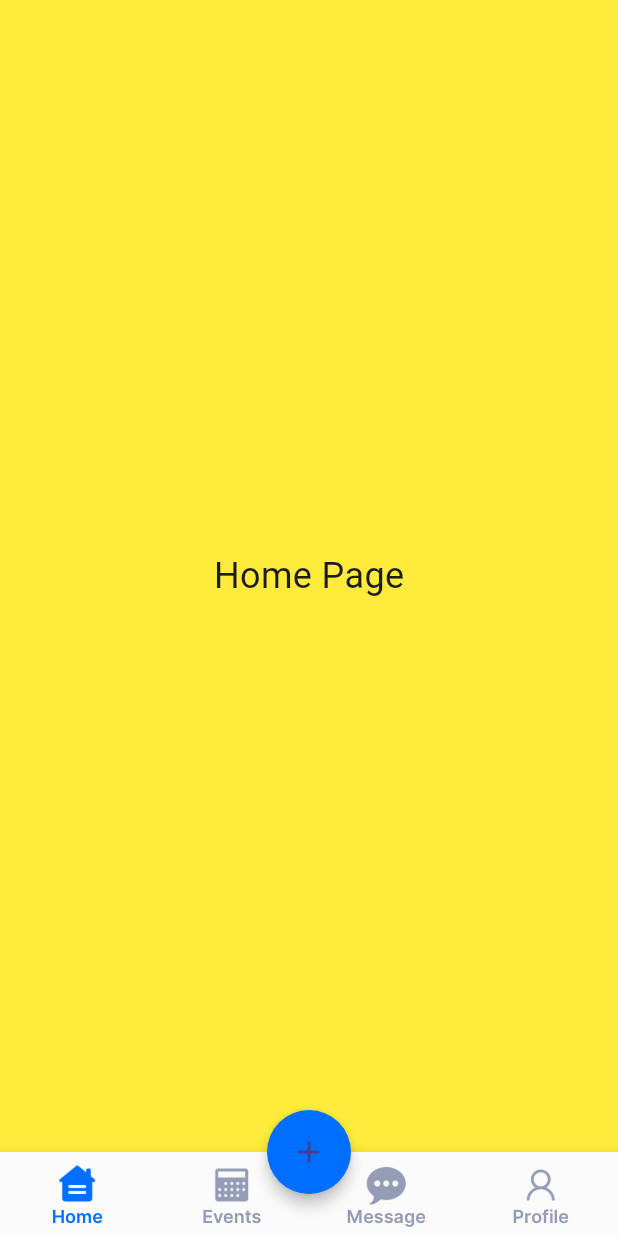
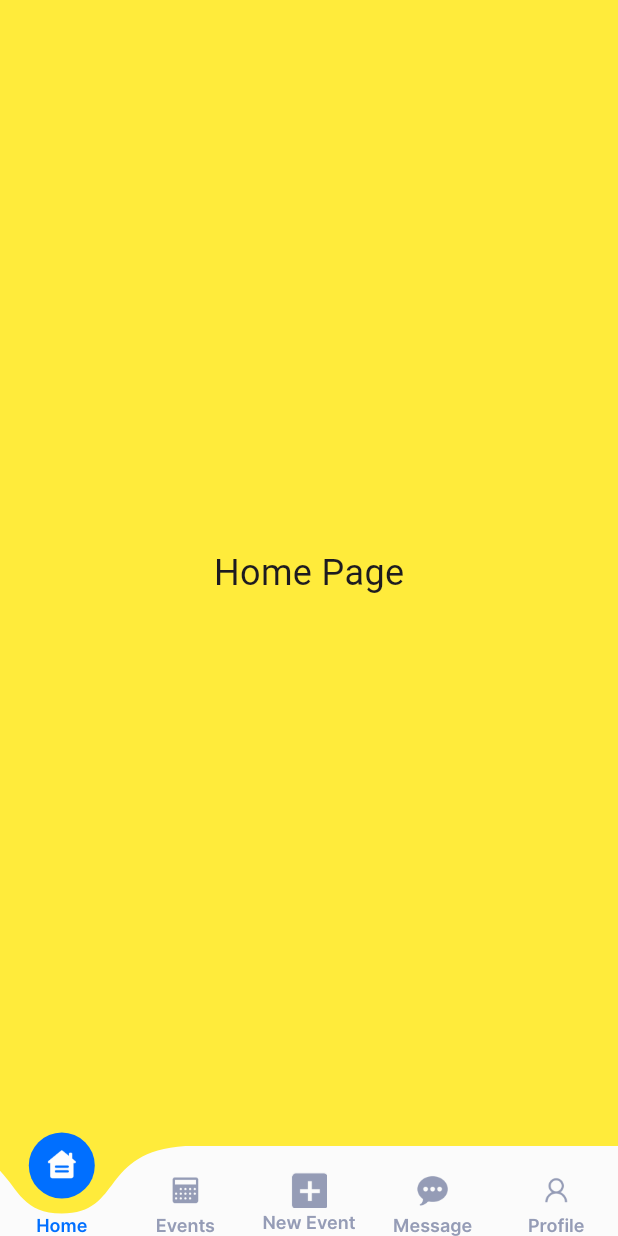
Before and after one commit to smokinthunder/enzomir, a Flutter app: the screen it shows after launch, on a phone screen of 412 x 824 dp. Run offline on Flutter 3.47's test engine with Material 3 defaults, Android fonts, the phone set to English and light mode, and no system bars; drawn by our look-alikes of curved_labeled_navigation_bar; our stand-ins replace gap.

Commit message:
Type 2 Bottom Navigation bar

```diff
--- a/lib/presentation/home/home_page.dart
+++ b/lib/presentation/home/home_page.dart
@@ -10,15 +10,6 @@ class HomePage extends StatelessWidget {
     return Scaffold(
       backgroundColor: Colors.yellow,
       body: Center(child: Text('Home Page', style: TextStyle(fontSize: 24))),
-      floatingActionButton: new FloatingActionButton(
-        shape: CircleBorder(),
-        backgroundColor:AppColors.primary,
-
-        child: new Icon(Icons.add),
-        elevation: 4.0,
-        onPressed: () {},
-      ),
-            floatingActionButtonLocation: FloatingActionButtonLocation.centerDocked,
       bottomNavigationBar: BottomNav(),
 
     );
--- a/lib/presentation/widgets/bottom_nav.dart
+++ b/lib/presentation/widgets/bottom_nav.dart
@@ -1,3 +1,5 @@
+import 'package:curved_labeled_navigation_bar/curved_navigation_bar.dart';
+import 'package:curved_labeled_navigation_bar/curved_navigation_bar_item.dart';
 import 'package:enzomir/presentation/core/colors.dart';
 import 'package:enzomir/presentation/core/text_styles.dart';
 import 'package:flutter/material.dart';
@@ -13,80 +15,103 @@ class BottomNav extends StatelessWidget {
     return ValueListenableBuilder(
       valueListenable: indexChangeNotifier,
       builder: (context, int newIndex, _) {
-        return BottomNavigationBar(
-          currentIndex: newIndex,
-          onTap: (index) => indexChangeNotifier.value = index,
-          selectedLabelStyle: AppTextStyles.botNavTextStyle,
-          unselectedLabelStyle: AppTextStyles.botNavTextStyle,
-          selectedItemColor: AppColors.primary,
-          unselectedItemColor: AppColors.subtitleTextColor,
-          type: BottomNavigationBarType.fixed,
-          backgroundColor: AppColors.background,
+        return CurvedNavigationBar(
           items: [
-            BottomNavigationBarItem(
-              icon: Image.asset(
-                "assets/icons/bottom_nav/home.png",
-                height: 30,
-                color:
-                    newIndex == 0
+            CurvedNavigationBarItem(
+              child: Image.asset(
+                'assets/icons/bottom_nav/home.png',
+                height: 28,
+                width: 28,
+                color: newIndex == 0
+                    ? AppColors.whiteTextColor
+                    : AppColors.subtitleTextColor,
+              ),
+              label: 'Home',
+              labelStyle: AppTextStyles.botNavTextStyle.copyWith(
+                color: newIndex == 0
                     ? AppColors.primary
                     : AppColors.subtitleTextColor,
               ),
-              label: "Home",
             ),
-            BottomNavigationBarItem(
-              icon: Image.asset(
-                "assets/icons/bottom_nav/calendar.png",
-                height: 30,
-                color:
-                    newIndex == 1
+            CurvedNavigationBarItem(
+              child: Image.asset(
+                'assets/icons/bottom_nav/calendar.png',
+                height: 28,
+                width: 28,
+                color: newIndex == 1
+                    ? AppColors.whiteTextColor
+                    : AppColors.subtitleTextColor,
+              ),
+              label: 'Events',
+              labelStyle: AppTextStyles.botNavTextStyle.copyWith(
+                color: newIndex == 1
                     ? AppColors.primary
                     : AppColors.subtitleTextColor,
               ),
-              label: "Events",
             ),
-            // BottomNavigationBarItem(
-            //   icon: Container(
-            //     height: 60,
-            //     padding: EdgeInsets.all(18),
-            //     decoration: BoxDecoration(
-            //     color: AppColors.primary,
-
-            //       shape: BoxShape.circle),
-            //     child: Image.asset(
-            //       "assets/icons/bottom_nav/add.png",
-            //       height: 25,
-            //       color:
-            //           newIndex == 2
-            //               ? AppColors.background
-            //               : AppColors.background,
-            //     ),
-            //   ),
-            //   label: "",
-            // ),
-            BottomNavigationBarItem(
-              icon: Image.asset(
-                "assets/icons/bottom_nav/chat_bubble.png",
-                height: 30,
-                color:
-                    newIndex == 3
+            CurvedNavigationBarItem(
+              child: Image.asset(
+                'assets/icons/bottom_nav/add.png',
+                height: 24,
+                width: 24,
+                color: newIndex == 2
+                    ? AppColors.whiteTextColor
+                    : AppColors.subtitleTextColor,
+              ),
+              label: 'New Event',
+              labelStyle: AppTextStyles.botNavTextStyle.copyWith(
+                color: newIndex == 2
                     ? AppColors.primary
                     : AppColors.subtitleTextColor,
               ),
-              label: "Message",
             ),
-            BottomNavigationBarItem(
-              icon: Image.asset(
-                "assets/icons/bottom_nav/customer.png",
-                height: 30,
-                color:
-                    newIndex == 4
+            CurvedNavigationBarItem(
+              child: Image.asset(
+                'assets/icons/bottom_nav/chat_bubble.png',
+                height: 28,
+                width: 28,
+                color: newIndex == 3
+                    ? AppColors.whiteTextColor
+                    : AppColors.subtitleTextColor,
+              ),
+              label: 'Message',
+              labelStyle: AppTextStyles.botNavTextStyle.copyWith(
+                color: newIndex == 3
                     ? AppColors.primary
                     : AppColors.subtitleTextColor,
               ),
-              label: "Profile",
+            ),
+            CurvedNavigationBarItem(
+              child: Image.asset(
+                'assets/icons/bottom_nav/customer.png',
+                height: 28,
+                width: 28,
+                color: newIndex == 4
+                    ? AppColors.whiteTextColor
+                    : AppColors.subtitleTextColor,
+              ),
+              label: 'Profile',
+              labelStyle: AppTextStyles.botNavTextStyle.copyWith(
+                color: newIndex == 4
+                    ? AppColors.primary
+                    : AppColors.subtitleTextColor,
+              ),
             ),
           ],
+
+          height: 60,
+          index: newIndex,
+          color: AppColors.background,
+          buttonBackgroundColor: AppColors.primary,
+          backgroundColor: Colors.transparent,
+          animationCurve: Curves.easeInOut,
+          animationDuration: const Duration(milliseconds: 300),
+          onTap: (index) {
+            indexChangeNotifier.value = index;
+            // Handle navigation logic here
+            // For example, you can use a switch case to navigate to different pages
+            // based on the index value.
+          },
         );
       },
     );
--- a/pubspec.yaml
+++ b/pubspec.yaml
@@ -35,6 +35,7 @@ dependencies:
   # Use with the CupertinoIcons class for iOS style icons.
   cupertino_icons: ^1.0.8
   gap: ^3.0.1
+  curved_labeled_navigation_bar: ^2.0.6
 
 dev_dependencies:
   flutter_test:
```
Also changed, not shown: pubspec.lock. Lines whose indentation alone changed are shown as unchanged.
